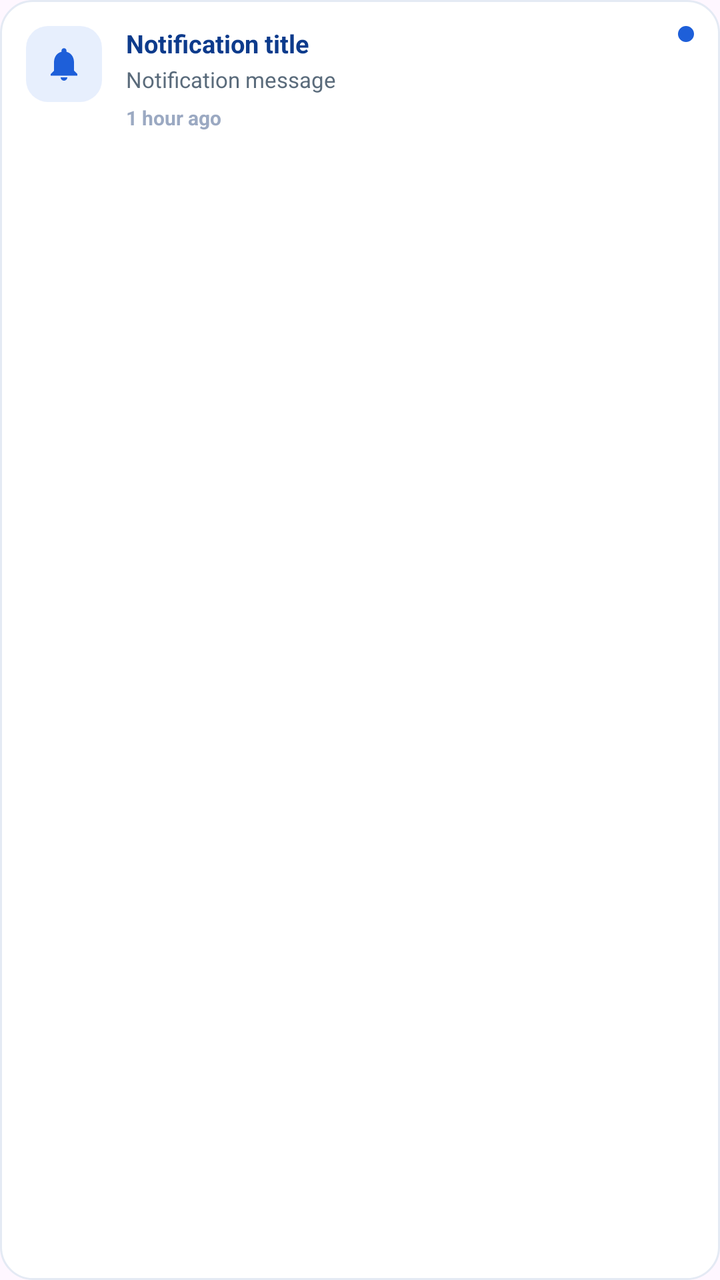
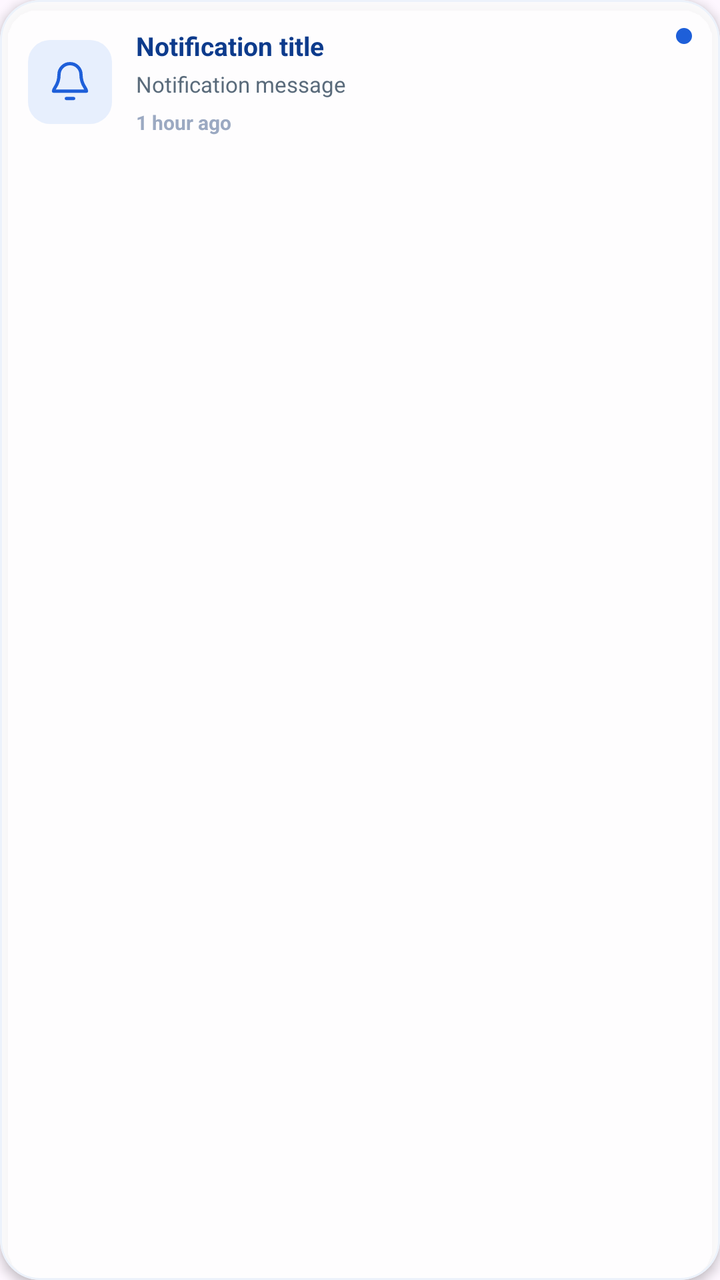

Before-and-after screenshots of an Android layout around one commit, followed by the original layout XML and the change that was made.
<!-- AndroidManifest.xml: application theme Theme.KAYARA -->
<!-- res/layout/item_notification.xml -->
<?xml version="1.0" encoding="utf-8"?>
<LinearLayout xmlns:android="http://schemas.android.com/apk/res/android"
    xmlns:app="http://schemas.android.com/apk/res-auto"
    android:layout_width="match_parent"
    android:layout_height="wrap_content"
    android:orientation="horizontal"
    android:background="@drawable/bg_card"
    android:padding="13dp"
    android:layout_marginBottom="10dp">

    <ImageView
        android:id="@+id/imgNotifIcon"
        android:layout_width="38dp"
        android:layout_height="38dp"
        android:padding="9dp"
        android:background="@drawable/bg_notif_icon_unread"
        android:src="@drawable/ic_bell"
        app:tint="@color/mid_blue"
        android:contentDescription="@null" />

    <LinearLayout
        android:layout_width="0dp"
        android:layout_height="wrap_content"
        android:layout_weight="1"
        android:layout_marginStart="12dp"
        android:orientation="vertical">

        <TextView
            android:id="@+id/tvNotifTitle"
            android:layout_width="match_parent"
            android:layout_height="wrap_content"
            android:text="Notification title"
            android:textColor="@color/dark_blue"
            android:textSize="12.5sp"
            android:textStyle="bold" />

        <TextView
            android:id="@+id/tvNotifMessage"
            android:layout_width="match_parent"
            android:layout_height="wrap_content"
            android:layout_marginTop="2dp"
            android:text="Notification message"
            android:textColor="@color/text_gray"
            android:textSize="11sp"
            android:lineSpacingExtra="1dp" />

        <TextView
            android:id="@+id/tvNotifTime"
            android:layout_width="match_parent"
            android:layout_height="wrap_content"
            android:layout_marginTop="5dp"
            android:text="1 hour ago"
            android:textColor="#9BA9C2"
            android:textSize="10sp"
            android:textStyle="bold" />
    </LinearLayout>

    <View
        android:id="@+id/dotUnread"
        android:layout_width="8dp"
        android:layout_height="8dp"
        android:layout_marginStart="6dp"
        android:layout_gravity="top"
        android:background="@drawable/bg_unread_dot" />

</LinearLayout>
<!-- resources referenced by this layout -->
<resources>
  <color name="dark_blue">#0D3B8C</color>
  <color name="mid_blue">#1E5FD9</color>
  <color name="text_gray">#5A6B7B</color>
  <!-- drawable bg_card (drawable) -->
  <?xml version="1.0" encoding="utf-8"?>
  <shape xmlns:android="http://schemas.android.com/apk/res/android"
      android:shape="rectangle">
      <corners android:radius="16dp" />
      <solid android:color="@color/white" />
      <stroke android:width="1dp" android:color="@color/card_border" />
  </shape>
  <!-- drawable bg_notif_icon_unread (drawable) -->
  <?xml version="1.0" encoding="utf-8"?>
  <shape xmlns:android="http://schemas.android.com/apk/res/android"
      android:shape="rectangle">
      <corners android:radius="11dp" />
      <solid android:color="@color/blue_bg" />
  </shape>
  <!-- drawable bg_unread_dot (drawable) -->
  <?xml version="1.0" encoding="utf-8"?>
  <shape xmlns:android="http://schemas.android.com/apk/res/android"
      android:shape="oval">
      <solid android:color="@color/mid_blue" />
  </shape>
  <!-- drawable ic_bell (drawable) -->
  <vector xmlns:android="http://schemas.android.com/apk/res/android"
      android:width="24dp" android:height="24dp"
      android:viewportWidth="24" android:viewportHeight="24">
      <path android:fillColor="#FFFFFF"
          android:pathData="M12,22c1.1,0 2,-0.9 2,-2h-4c0,1.1 0.89,2 2,2zM18,16v-5c0,-3.07 -1.64,-5.64 -4.5,-6.32L13.5,4c0,-0.83 -0.67,-1.5 -1.5,-1.5s-1.5,0.67 -1.5,1.5v0.68C7.63,5.36 6,7.92 6,11v5l-2,2v1h16v-1l-2,-2z"/>
  </vector>
  <style name="Theme.KAYARA" parent="Base.Theme.KAYARA" />
  <color name="white">#FFFFFF</color>
  <color name="card_border">#E4EAF4</color>
  <color name="blue_bg">#E7EFFD</color>
  <style name="Base.Theme.KAYARA" parent="Theme.Material3.DayNight.NoActionBar">
          
          
      </style>
</resources>

<!-- the commit's change to res/layout/item_notification.xml (unified diff, before → after) -->
@@ -1,66 +1,81 @@
 <?xml version="1.0" encoding="utf-8"?>
-<LinearLayout xmlns:android="http://schemas.android.com/apk/res/android"
+<com.google.android.material.card.MaterialCardView
+    xmlns:android="http://schemas.android.com/apk/res/android"
     xmlns:app="http://schemas.android.com/apk/res-auto"
     android:layout_width="match_parent"
     android:layout_height="wrap_content"
-    android:orientation="horizontal"
-    android:background="@drawable/bg_card"
-    android:padding="13dp"
-    android:layout_marginBottom="10dp">
-
-    <ImageView
-        android:id="@+id/imgNotifIcon"
-        android:layout_width="38dp"
-        android:layout_height="38dp"
-        android:padding="9dp"
-        android:background="@drawable/bg_notif_icon_unread"
-        android:src="@drawable/ic_bell"
-        app:tint="@color/mid_blue"
-        android:contentDescription="@null" />
+    android:layout_marginBottom="11dp"
+    app:cardBackgroundColor="#DFFFFFFF"
+    app:cardCornerRadius="20dp"
+    app:cardElevation="3dp"
+    app:strokeColor="#ECF2FB"
+    app:strokeWidth="1dp">
 
     <LinearLayout
-        android:layout_width="0dp"
+        android:layout_width="match_parent"
         android:layout_height="wrap_content"
-        android:layout_weight="1"
-        android:layout_marginStart="12dp"
-        android:orientation="vertical">
+        android:gravity="center_vertical"
+        android:orientation="horizontal"
+        android:padding="14dp">
 
-        <TextView
-            android:id="@+id/tvNotifTitle"
-            android:layout_width="match_parent"
+        <ImageView
+            android:id="@+id/imgNotifIcon"
+            android:layout_width="42dp"
+            android:layout_height="42dp"
+            android:background="@drawable/bg_notif_icon_unread"
+            android:contentDescription="@null"
+            android:padding="10dp"
+            android:src="@drawable/ic_bell"
+            app:tint="@color/mid_blue" />
+
+        <LinearLayout
+            android:layout_width="0dp"
             android:layout_height="wrap_content"
-            android:text="Notification title"
-            android:textColor="@color/dark_blue"
-            android:textSize="12.5sp"
-            android:textStyle="bold" />
+            android:layout_marginStart="12dp"
+            android:layout_weight="1"
+            android:orientation="vertical">
 
-        <TextView
-            android:id="@+id/tvNotifMessage"
-            android:layout_width="match_parent"
-            android:layout_height="wrap_content"
-            android:layout_marginTop="2dp"
-            android:text="Notification message"
-            android:textColor="@color/text_gray"
-            android:textSize="11sp"
-            android:lineSpacingExtra="1dp" />
+            <TextView
+                android:id="@+id/tvNotifTitle"
+                android:layout_width="match_parent"
+                android:layout_height="wrap_content"
+                android:text="Notification title"
+                android:textColor="@color/dark_blue"
+                android:textSize="13sp"
+                android:textStyle="bold" />
 
-        <TextView
-            android:id="@+id/tvNotifTime"
-            android:layout_width="match_parent"
-            android:layout_height="wrap_content"
-            android:layout_marginTop="5dp"
-            android:text="1 hour ago"
-            android:textColor="#9BA9C2"
-            android:textSize="10sp"
-            android:textStyle="bold" />
+            <TextView
+                android:id="@+id/tvNotifMessage"
+                android:layout_width="match_parent"
+                android:layout_height="wrap_content"
+                android:layout_marginTop="3dp"
+                android:ellipsize="end"
+                android:lineSpacingExtra="1dp"
+                android:maxLines="3"
+                android:text="Notification message"
+                android:textColor="@color/text_gray"
+                android:textSize="11sp" />
+
+            <TextView
+                android:id="@+id/tvNotifTime"
+                android:layout_width="match_parent"
+                android:layout_height="wrap_content"
+                android:layout_marginTop="5dp"
+                android:text="1 hour ago"
+                android:textColor="#9BA9C2"
+                android:textSize="10sp"
+                android:textStyle="bold" />
+
+        </LinearLayout>
+
+        <View
+            android:id="@+id/dotUnread"
+            android:layout_width="8dp"
+            android:layout_height="8dp"
+            android:layout_gravity="top"
+            android:layout_marginStart="7dp"
+            android:background="@drawable/bg_unread_dot" />
+
     </LinearLayout>
 
-    <View
-        android:id="@+id/dotUnread"
-        android:layout_width="8dp"
-        android:layout_height="8dp"
-        android:layout_marginStart="6dp"
-        android:layout_gravity="top"
-        android:background="@drawable/bg_unread_dot" />
-
-</LinearLayout>
+</com.google.android.material.card.MaterialCardView>
<!-- resource entries referenced after the edit -->
@@ -3,14 +3,6 @@
   <color name="dark_blue">#0D3B8C</color>
   <color name="mid_blue">#1E5FD9</color>
   <color name="text_gray">#5A6B7B</color>
-  <!-- drawable bg_card (drawable) -->
-  <?xml version="1.0" encoding="utf-8"?>
-  <shape xmlns:android="http://schemas.android.com/apk/res/android"
-      android:shape="rectangle">
-      <corners android:radius="16dp" />
-      <solid android:color="@color/white" />
-      <stroke android:width="1dp" android:color="@color/card_border" />
-  </shape>
   <!-- drawable bg_notif_icon_unread (drawable) -->
   <?xml version="1.0" encoding="utf-8"?>
   <shape xmlns:android="http://schemas.android.com/apk/res/android"
@@ -26,14 +18,28 @@
   </shape>
   <!-- drawable ic_bell (drawable) -->
   <vector xmlns:android="http://schemas.android.com/apk/res/android"
-      android:width="24dp" android:height="24dp"
-      android:viewportWidth="24" android:viewportHeight="24">
-      <path android:fillColor="#FFFFFF"
-          android:pathData="M12,22c1.1,0 2,-0.9 2,-2h-4c0,1.1 0.89,2 2,2zM18,16v-5c0,-3.07 -1.64,-5.64 -4.5,-6.32L13.5,4c0,-0.83 -0.67,-1.5 -1.5,-1.5s-1.5,0.67 -1.5,1.5v0.68C7.63,5.36 6,7.92 6,11v5l-2,2v1h16v-1l-2,-2z"/>
+      android:width="24dp"
+      android:height="24dp"
+      android:viewportWidth="24"
+      android:viewportHeight="24">
+  
+      <path
+          android:fillColor="@android:color/transparent"
+          android:strokeColor="#000000"
+          android:strokeWidth="1.8"
+          android:strokeLineCap="round"
+          android:strokeLineJoin="round"
+          android:pathData="M18,8 C18,4.7 15.3,2 12,2 C8.7,2 6,4.7 6,8 C6,14 3,15 3,17 L21,17 C21,15 18,14 18,8 Z" />
+  
+      <path
+          android:fillColor="@android:color/transparent"
+          android:strokeColor="#000000"
+          android:strokeWidth="1.8"
+          android:strokeLineCap="round"
+          android:pathData="M10,21 L14,21" />
+  
   </vector>
   <style name="Theme.KAYARA" parent="Base.Theme.KAYARA" />
-  <color name="white">#FFFFFF</color>
-  <color name="card_border">#E4EAF4</color>
   <color name="blue_bg">#E7EFFD</color>
   <style name="Base.Theme.KAYARA" parent="Theme.Material3.DayNight.NoActionBar">
           
